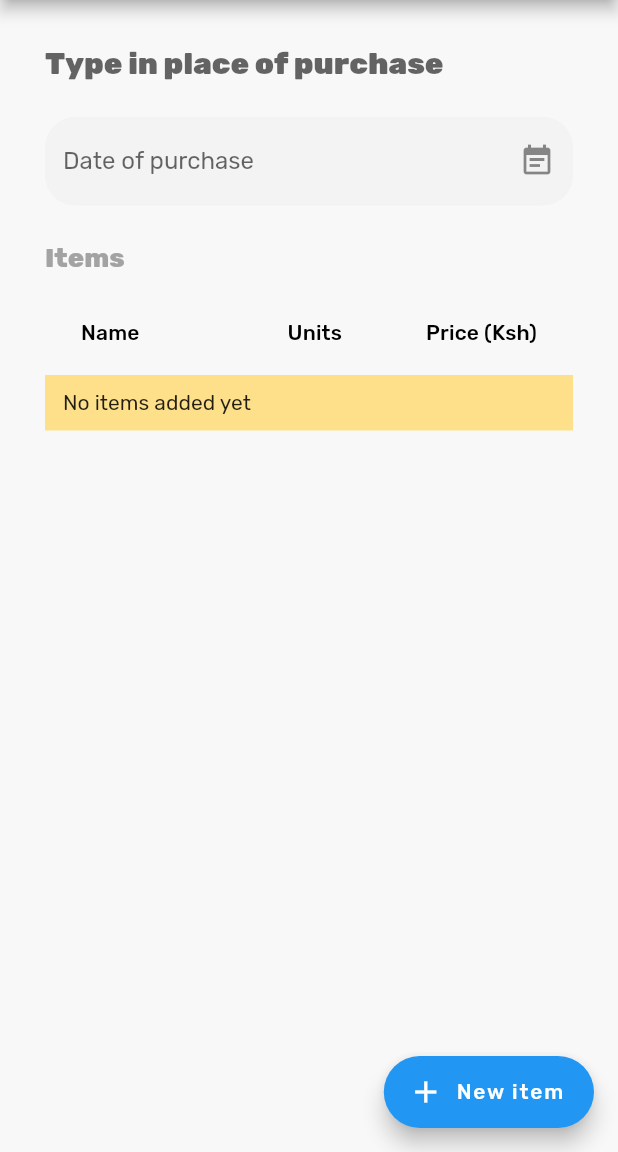
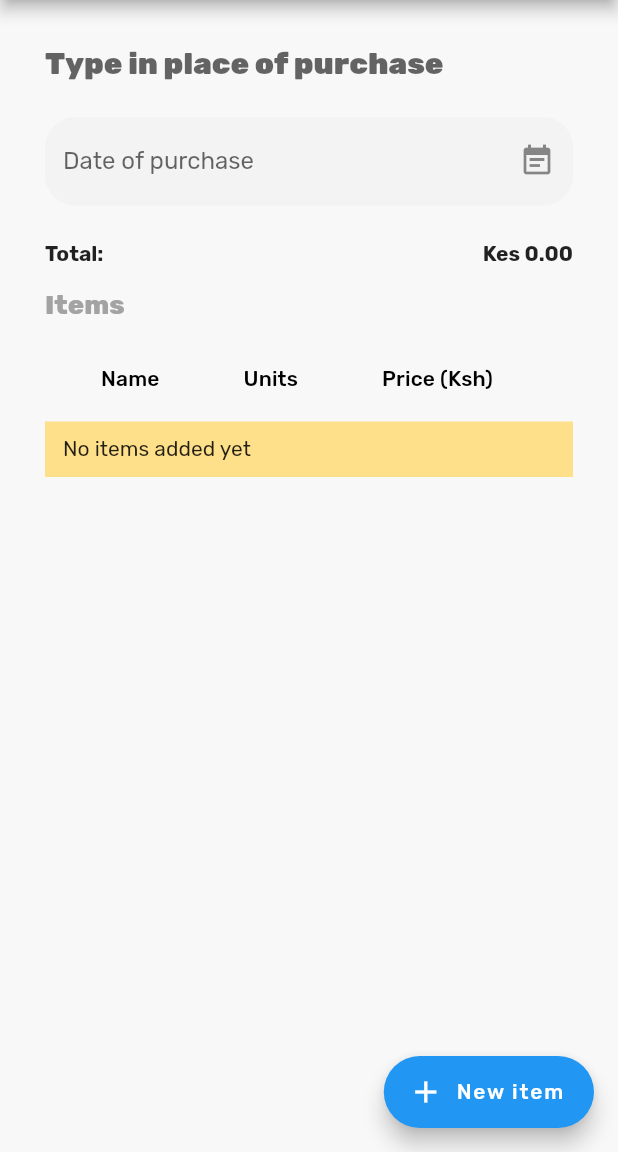
Before and after one commit to sanjeevbishnoi/shilingi, a Flutter app: the screen it shows after launch, after a tap on the "add" icon, on a phone screen of 412 x 824 dp, the part 84-1236 px from its top. Run offline on Flutter 3.47's test engine with Material 2 defaults, Android fonts, the phone set to English and light mode, and no system bars; drawn by our look-alikes of date_field; our stand-ins replace google_fonts, graphql_flutter, visibility_detector; network calls fail.

```diff
--- a/app-flutter/lib/src/components/new_item.dart
+++ b/app-flutter/lib/src/components/new_item.dart
@@ -141,8 +141,8 @@ class _NewItemFormWidget extends State<NewItemModalSheet> {
         d['units'] = 1;
       }
       var item = PurchaseItem.fromJson(d);
+      Navigator.of(context).pop();
       widget.addItem(item);
-      Navigator.of(context).pop();
     }
   }
 
--- a/app-flutter/lib/src/pages/new_purchase.dart
+++ b/app-flutter/lib/src/pages/new_purchase.dart
@@ -1,4 +1,5 @@
 import 'package:flutter/material.dart';
+import 'package:flutter/widgets.dart';
 
 import 'package:google_fonts/google_fonts.dart';
 import 'package:intl/intl.dart';
@@ -24,6 +25,20 @@ class _NewPurchasePageState extends State<NewPurchasePage> {
   final List<PurchaseItem> _items = [];
   final _formKey = GlobalKey<FormState>();
   bool loading = false;
+
+  void _removeItem(int index) {
+    setState(() {
+      _items.removeAt(index);
+    });
+  }
+
+  double _total() {
+    double total = 0;
+    for (var item in _items) {
+      total += item.units! * item.pricePerUnit;
+    }
+    return total;
+  }
 
   @override
   Widget build(BuildContext context) {
@@ -107,7 +122,20 @@ class _NewPurchasePageState extends State<NewPurchasePage> {
                   },
                 ),
                 const SizedBox(height: 24.0),
-                _Items(items: _items),
+                Row(
+                  children: [
+                    const Expanded(
+                        child: Text('Total:',
+                            style: TextStyle(fontWeight: FontWeight.w700))),
+                    Text('Kes ' + f.format(_total()),
+                        style: const TextStyle(fontWeight: FontWeight.w700)),
+                  ],
+                ),
+                const SizedBox(height: 14.0),
+                _Items(
+                  items: _items,
+                  removeItem: _removeItem,
+                ),
               ],
             ),
           ),
@@ -123,7 +151,7 @@ class _NewPurchasePageState extends State<NewPurchasePage> {
                 builder: (context) {
                   return NewItemModalSheet(
                     addItem: (item) {
-                      addItem(item);
+                      addItem(context, item);
                     },
                   );
                 });
@@ -206,21 +234,65 @@ class _NewPurchasePageState extends State<NewPurchasePage> {
     }
   }
 
-  void addItem(PurchaseItem item) {
+  bool _checkDuplicate(PurchaseItem item) {
+    return _items.indexWhere((element) =>
+            element.item.name.toLowerCase() == item.item.name.toLowerCase()) !=
+        -1;
+  }
+
+  void addItem(BuildContext context, PurchaseItem item) {
+    if (_checkDuplicate(item)) {
+      showDialog(
+        context: context,
+        builder: (context) => AlertDialog(
+          content: const Text('An existing item already exists'),
+          actions: [
+            TextButton(
+                onPressed: () {
+                  var index = _items.indexWhere((element) =>
+                      element.item.name.toLowerCase() ==
+                      item.item.name.toLowerCase());
+                  setState(() {
+                    _items[index] = item;
+                  });
+                  Navigator.of(context).pop();
+                },
+                child: const Text('Replace')),
+            TextButton(
+                onPressed: () {
+                  setState(() {
+                    _items.add(item);
+                  });
+                  Navigator.of(context).pop();
+                },
+                child: const Text('Add anyway')),
+          ],
+        ),
+      );
+    } else {
       setState(() {
         _items.add(item);
       });
     }
   }
+}
 
 class _Items extends StatelessWidget {
   final List<PurchaseItem> items;
+  final Function(int) removeItem;
 
-  const _Items({required this.items, Key? key}) : super(key: key);
+  const _Items({required this.items, required this.removeItem, Key? key})
+      : super(key: key);
 
   @override
   Widget build(BuildContext context) {
-    return Column(
+    return SingleChildScrollView(
+      scrollDirection: Axis.horizontal,
+      child: ConstrainedBox(
+        constraints: BoxConstraints(
+            maxWidth: MediaQuery.of(context).size.width - 20,
+            minWidth: MediaQuery.of(context).size.width - 30),
+        child: Column(
           crossAxisAlignment: CrossAxisAlignment.start,
           children: [
             const Text(
@@ -235,25 +307,40 @@ class _Items extends StatelessWidget {
             SingleChildScrollView(
               scrollDirection: Axis.vertical,
               child: Column(
+                mainAxisSize: MainAxisSize.min,
                 children: [
                   DataTable(
                     columns: const [
                       DataColumn(label: Text('Name')),
                       DataColumn(label: Text('Units'), numeric: true),
                       DataColumn(label: Text('Price (Ksh)'), numeric: true),
+                      DataColumn(label: Text('')),
                     ],
                     rows: [
-                  for (var item in items)
-                    DataRow(cells: [
+                      ...items
+                          .asMap()
+                          .keys
+                          .toList()
+                          .map<DataRow>((i) => DataRow(cells: [
                                 DataCell(
                                   ConstrainedBox(
-                          constraints: const BoxConstraints(maxWidth: 80),
-                          child: Text(item.item.name),
+                                    constraints:
+                                        const BoxConstraints(maxWidth: 80),
+                                    child: Text(items[i].item.name),
                                   ),
                                 ),
-                      DataCell(Text(item.units.toString())),
-                      DataCell(Text(f.format(item.total))),
-                    ]),
+                                DataCell(Text(items[i].units.toString())),
+                                DataCell(Text(f.format(items[i].total))),
+                                DataCell(
+                                    ConstrainedBox(
+                                      constraints:
+                                          const BoxConstraints(maxWidth: 1.0),
+                                      child: const Icon(Icons.delete),
+                                    ), onTap: () {
+                                  removeItem(i);
+                                }),
+                              ]))
+                          .toList()
                     ],
                   ),
                   if (items.isEmpty)
@@ -264,14 +351,16 @@ class _Items extends StatelessWidget {
                       width: double.infinity,
                       child: const Padding(
                         child: Text('No items added yet'),
-                    padding:
-                        EdgeInsets.symmetric(vertical: 10.0, horizontal: 12.0),
+                        padding: EdgeInsets.symmetric(
+                            vertical: 10.0, horizontal: 12.0),
                       ),
                     ),
                 ],
               ),
             ),
           ],
+        ),
+      ),
     );
   }
 }
--- a/app-flutter/lib/src/pages/purchases.dart
+++ b/app-flutter/lib/src/pages/purchases.dart
@@ -58,8 +58,23 @@ class _PurchasesPageState extends State<PurchasesPage> {
                 ]),
               );
             }
-            return const Center(
-              child: Text('unable to load your purchases'),
+            return Center(
+              child: Column(
+                mainAxisSize: MainAxisSize.min,
+                children: [
+                  Text(
+                      'unable to load your purchases ${result.exception?.graphqlErrors.toString()} ${result.exception?.toString()}'),
+                  const SizedBox(height: 20),
+                  if (_refetch != null)
+                    TextButton(
+                        onPressed: () {
+                          if (_refetch != null) {
+                            _refetch!();
+                          }
+                        },
+                        child: const Text('Refresh'))
+                ],
+              ),
             );
           },
         ),
```
Also changed, not shown: 3 other files. Lines whose indentation alone changed are shown as unchanged.
